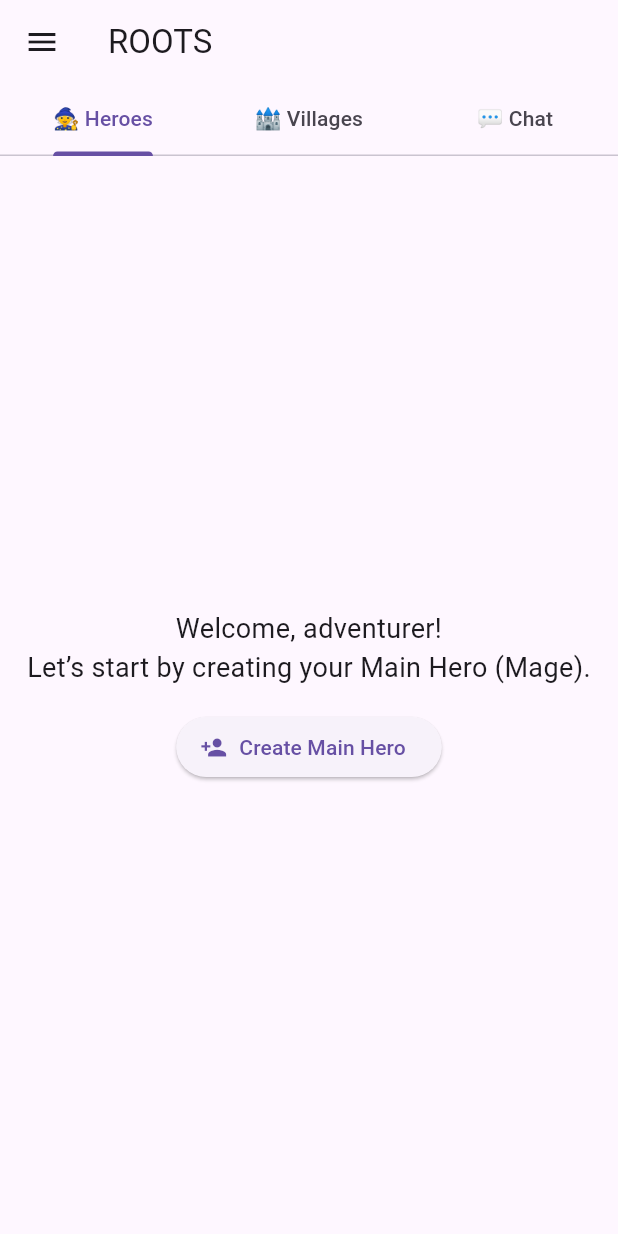
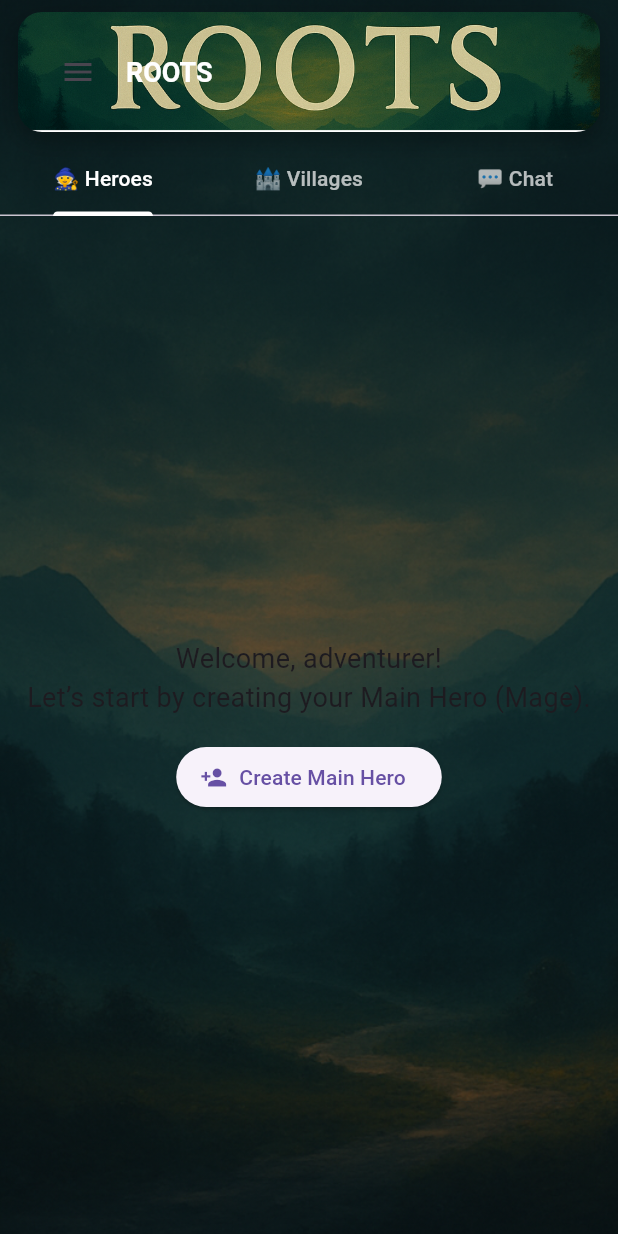
Before and after one commit to wolfgangkle/roots_app, a Flutter app: the MainHomeScreen screen opened by its route, on a phone screen of 412 x 824 dp. Run offline on Flutter 3.47's test engine with Material 3 defaults, Android fonts, the phone set to English and light mode, and no system bars; our stand-ins replace cloud_firestore, cloud_functions, firebase_auth, firebase_core, rxdart; accounts and stored records are empty.

Commit message:
floating banner implementation for all screen sizes

```diff
--- a/lib/screens/controllers/main_content_controller.dart
+++ b/lib/screens/controllers/main_content_controller.dart
@@ -2,6 +2,8 @@ import 'package:flutter/material.dart';
 import '../../modules/village/models/village_model.dart';
 import '../../modules/village/views/village_center_screen.dart';
 import '../../modules/profile/views/player_profile_screen.dart';
+import '../../screens/home/welcome_screen.dart'; // 👈 add this
+
 
 enum MainContentType {
   village,
@@ -33,6 +35,12 @@ class MainContentController extends ChangeNotifier {
     notifyListeners();
   }
 
+  void showWelcomeScreen() {
+    _currentContent = const WelcomeScreen();
+    _currentType = MainContentType.custom;
+    notifyListeners();
+  }
+
   void reset() {
     _currentContent = null;
     _currentType = null;
--- a/lib/screens/home/main_home_screen.dart
+++ b/lib/screens/home/main_home_screen.dart
@@ -1,3 +1,4 @@
+// lib/screens/home/main_home_screen.dart
 import 'package:flutter/material.dart';
 import 'package:provider/provider.dart';
 
@@ -6,11 +7,14 @@ import 'package:roots_app/modules/heroes/views/hero_panel.dart';
 import 'package:roots_app/screens/home/panels/main_content_panel.dart';
 import 'package:roots_app/screens/home/panels/navigation_drawer.dart';
 import 'package:roots_app/screens/controllers/main_content_controller.dart';
-import 'package:roots_app/screens/home/mobile_tab_scaffold.dart';
 import 'package:roots_app/modules/village/views/village_panel.dart';
 import 'package:roots_app/screens/home/panels/navigation_sidebar_panel.dart';
 import 'package:roots_app/screens/helpers/layout_helper.dart';
 import 'package:roots_app/modules/settings/models/user_settings_model.dart';
+import 'package:roots_app/screens/home/mobile_tab_scaffold.dart' show MobileTabScaffold;
+import 'package:roots_app/theme/app_style_manager.dart'; // for StyleManager/currentStyle
+import 'package:roots_app/theme/widgets/themed_floating_banner.dart'; // floating banner
+
 
 class MainHomeScreen extends StatelessWidget {
   const MainHomeScreen({super.key});
@@ -22,8 +26,8 @@ class MainHomeScreen extends StatelessWidget {
     final screenWidth = MediaQuery.of(context).size.width;
     final screenSize = LayoutHelper.getSizeCategory(screenWidth);
 
-    final showChat =
-        context.watch<UserSettingsModel>().showChatOverlay;
+    final showChat = context.watch<UserSettingsModel>().showChatOverlay;
+    final style = context.watch<StyleManager>().currentStyle; // 🎨 tokens
 
     switch (screenSize) {
       case ScreenSizeCategory.small:
@@ -31,18 +35,29 @@ class MainHomeScreen extends StatelessWidget {
         return const MobileTabScaffold();
 
       case ScreenSizeCategory.medium:
-      // 🟩 MEDIUM - 3-column layout with drawer
+      // 🟩 MEDIUM - 3-column layout with drawer + floating banner
         return Scaffold(
-          backgroundColor: Colors
-              .transparent, // 👈 allow our global background to shine
-          appBar: AppBar(
+          backgroundColor: Colors.transparent,
+          drawer: const NavigationDrawerPanel(),
+          body: Column(
+            children: [
+              // 🌫️ Floating panoramic banner card (with drawer button)
+              ThemedFloatingBanner(
                 title: const Text('ROOTS'),
-            backgroundColor: Colors
-                .transparent, // 👈 make the AppBar glassy later
-            elevation: 0,
+                heightOverride: style.banner.height,
+                leading: Builder(
+                  builder: (context) => IconButton(
+                    icon: const Icon(Icons.menu),
+                    onPressed: () => Scaffold.of(context).openDrawer(),
                   ),
-          drawer: NavigationDrawerPanel(),
-          body: Row(
+                ),
+                onTap: () {
+                contentController.showWelcomeScreen();
+              },
+              ),
+              // Main 3-column content
+              Expanded(
+                child: Row(
                   children: [
                     SizedBox(
                       width: 400,
@@ -62,24 +77,31 @@ class MainHomeScreen extends StatelessWidget {
                     ),
                   ],
                 ),
-          floatingActionButton: showChat
-              ? const ChatOverlay(usePositioned: false)
-              : null,
+              ),
+            ],
+          ),
+          // Keep your chat overlay FAB behavior for medium
+          floatingActionButton:
+          showChat ? const ChatOverlay(usePositioned: false) : null,
         );
 
       case ScreenSizeCategory.large:
-      // 🟥 LARGE - Full 4-column layout
+      // 🟥 LARGE - Full 4-column layout + floating banner
         return Scaffold(
-          backgroundColor: Colors
-              .transparent, // 👈 important for large screen too
-          appBar: AppBar(
-            title: const Text('ROOTS'),
           backgroundColor: Colors.transparent,
-            elevation: 0,
-          ),
           body: Stack(
             children: [
-              Positioned.fill(
+              // Layout column with floating banner on top
+              Column(
+                children: [
+                  ThemedFloatingBanner(
+                    title: const Text('ROOTS'),
+                    heightOverride: style.banner.height,
+                    onTap: () {
+                      contentController.showWelcomeScreen();
+                    },
+                  ),
+                  Expanded(
                     child: Row(
                       children: [
                         const NavigationSidebarPanel(),
@@ -103,8 +125,10 @@ class MainHomeScreen extends StatelessWidget {
                       ],
                     ),
                   ),
-              if (showChat)
-                const ChatOverlay(usePositioned: true),
+                ],
+              ),
+              // Positioned chat overlay for large
+              if (showChat) const ChatOverlay(usePositioned: true),
             ],
           ),
         );
--- a/lib/screens/home/mobile_tab_scaffold.dart
+++ b/lib/screens/home/mobile_tab_scaffold.dart
@@ -1,3 +1,4 @@
+// lib/screens/home/mobile_tab_scaffold.dart
 import 'package:flutter/material.dart';
 import 'package:provider/provider.dart';
 
@@ -8,6 +9,10 @@ import 'package:roots_app/modules/village/views/village_panel.dart';
 import 'package:roots_app/modules/village/views/village_center_screen.dart';
 import 'package:roots_app/screens/controllers/main_content_controller.dart';
 import 'package:roots_app/modules/profile/models/user_profile_model.dart';
+import 'package:roots_app/screens/home/welcome_screen.dart';
+
+import 'package:roots_app/theme/widgets/themed_floating_banner.dart';
+import 'package:roots_app/theme/app_style_manager.dart';
 
 class MobileTabScaffold extends StatefulWidget {
   const MobileTabScaffold({super.key});
@@ -29,22 +34,22 @@ class _MobileTabScaffoldState extends State<MobileTabScaffold>
   @override
   void initState() {
     super.initState();
-    _tabController =
-        TabController(length: _tabCount, vsync: this, initialIndex: 0);
+    _tabController = TabController(length: _tabCount, vsync: this, initialIndex: 0);
     _pageController = PageController(initialPage: 0);
   }
 
   void _recreateControllers({int initialIndex = 0}) {
     _tabController.dispose();
-    _tabController = TabController(
-        length: _tabCount, vsync: this, initialIndex: initialIndex);
+    _tabController = TabController(length: _tabCount, vsync: this, initialIndex: initialIndex);
     _pageController.jumpToPage(initialIndex);
+    setState(() {}); // ensure TabBar/PageView rebuild with new controller
   }
 
   void setDynamicTab({required String title, required Widget content}) {
     setState(() {
       _dynamicTabTitle = title;
       _dynamicTabContent = content;
+      // put user on the dynamic tab (leftmost) immediately
       _recreateControllers(initialIndex: 0);
     });
   }
@@ -53,6 +58,7 @@ class _MobileTabScaffoldState extends State<MobileTabScaffold>
     setState(() {
       _dynamicTabTitle = null;
       _dynamicTabContent = null;
+      // go back to first regular tab (Heroes)
       _recreateControllers(initialIndex: 0);
     });
   }
@@ -66,12 +72,11 @@ class _MobileTabScaffoldState extends State<MobileTabScaffold>
 
   @override
   Widget build(BuildContext context) {
-    final contentController = Provider.of<MainContentController>(context);
+    final contentController = Provider.of<MainContentController>(context); // used by HeroPanel
+    final style = context.watch<StyleManager>().currentStyle;
 
-    return Scaffold(
-      appBar: AppBar(
-        title: const Text('ROOTS'),
-        bottom: TabBar(
+    // Build TabBar — dynamic tab FIRST (leftmost), then the 3 regular tabs
+    final tabBar = TabBar(
       controller: _tabController,
       onTap: (index) {
         _pageController.animateToPage(
@@ -81,28 +86,61 @@ class _MobileTabScaffoldState extends State<MobileTabScaffold>
         );
       },
       tabs: [
-            if (_dynamicTabContent != null) Tab(text: _dynamicTabTitle),
+        if (_dynamicTabContent != null) Tab(text: _dynamicTabTitle), // 👈 leftmost
         const Tab(text: '🧙 Heroes'),
         const Tab(text: '🏰 Villages'),
         const Tab(text: '💬 Chat'),
       ],
-        ),
-      ),
+    );
+
+    return Scaffold(
+      backgroundColor: Colors.transparent,
       drawer: Consumer<UserProfileModel>(
         builder: (context, profile, _) {
           return NavigationDrawerPanel(onSelectDynamicTab: setDynamicTab);
         },
       ),
-      body: PageView(
+      body: Column(
+        children: [
+          // Floating panoramic banner (with burger)
+          ThemedFloatingBanner(
+            title: const Text('ROOTS'),
+            heightOverride: style.banner.height,
+            leading: Builder(
+              builder: (context) => IconButton(
+                icon: const Icon(Icons.menu),
+                onPressed: () => Scaffold.of(context).openDrawer(),
+              ),
+            ),
+            onTap: () {
+              // Replace/activate dynamic tab with Welcome and switch to it (index 0)
+              setDynamicTab(title: 'Welcome', content: const WelcomeScreen());
+            },
+          ),
+
+          // Tab bar under the floating banner
+          Theme(
+            data: Theme.of(context).copyWith(
+              tabBarTheme: TabBarTheme(
+                labelColor: style.textOnGlass.primary,
+                unselectedLabelColor: style.textOnGlass.subtle,
+                indicatorColor: style.textOnGlass.primary,
+              ),
+            ),
+            child: tabBar,
+          ),
+
+          // Pages — order MUST match TabBar (dynamic first if present)
+          Expanded(
+            child: PageView(
               controller: _pageController,
-        onPageChanged: (index) {
-          _tabController.animateTo(index);
-        },
+              onPageChanged: (index) => _tabController.animateTo(index),
               children: [
-          if (_dynamicTabContent != null) _dynamicTabContent!,
+                if (_dynamicTabContent != null) _dynamicTabContent!, // 👈 index 0
                 HeroPanel(controller: contentController),
                 VillagePanel(
                   onVillageTap: (village) {
+                    // On mobile: push full-screen detail (keeps mobile UX snappy)
                     Navigator.of(context).push(
                       MaterialPageRoute(
                         builder: (_) => VillageCenterScreen(villageId: village.id),
@@ -116,6 +154,9 @@ class _MobileTabScaffoldState extends State<MobileTabScaffold>
                 ),
               ],
             ),
+          ),
+        ],
+      ),
     );
   }
 }
--- a/lib/theme/dark_forge.dart
+++ b/lib/theme/dark_forge.dart
@@ -9,17 +9,31 @@ const darkForge = AppStyleTokens(
     showBorder: false,
     cornerGap: 16,
   ),
+
   background: BackgroundTokens(
-    assetPath: 'assets/images/backgrounds/roots_global_background.png',
+    assetPath: 'assets/images/backgrounds/bg_dark_forge.png',
     blurSigma: 26,
     darken: 0.36,
     lightenAdd: 0.0,
   ),
+
+  banner: BannerTokens(
+    assetPath: 'assets/images/backgrounds/banner_dark_forge.png',
+    height: 80,
+    blurSigma: 0,
+    darken: 0,
+    lightenAdd: 0,
+    fit: BoxFit.cover,
+    alignment: Alignment.center,
+    padding: EdgeInsets.symmetric(horizontal: 16),
+  ),
+
   textOnGlass: TextOnGlassTokens(
     primary: Colors.white,
     secondary: Colors.white,
     subtle: Colors.white70,
   ),
+
   radius: RadiusTokens(card: 14),
   buttons: ButtonTokens(
     primaryBg: Color(0xFF1B4332),
@@ -28,8 +42,8 @@ const darkForge = AppStyleTokens(
     subduedFg: Colors.white,
     dangerBg: Color(0xFFD1495B),
     dangerFg: Colors.white,
-    fontSize: 16.0,                      // slightly larger text in this theme
+    fontSize: 16.0, // slightly larger text in this theme
     padding: EdgeInsets.symmetric(horizontal: 20, vertical: 14), // bigger buttons
-    borderRadius: 20.0,                  // more rounded corners for this theme
+    borderRadius: 20.0, // more rounded corners for this theme
   ),
 );
--- a/lib/theme/iron_keep.dart
+++ b/lib/theme/iron_keep.dart
@@ -17,10 +17,21 @@ const ironKeep = AppStyleTokens(
   ),
 
   background: BackgroundTokens(
-    assetPath: 'assets/images/backgrounds/roots_global_background.png',
+    assetPath: 'assets/images/backgrounds/bg_iron_keep.png',
     blurSigma: 0,
     darken: 0.18,
     lightenAdd: 0.06,
+  ),
+
+  banner: BannerTokens(
+    assetPath: 'assets/images/backgrounds/banner_iron_keep.png',
+    height: 80,
+    blurSigma: 0, // very light blur, mostly solid
+    darken: 0,
+    lightenAdd: 0,
+    fit: BoxFit.cover,
+    alignment: Alignment.center,
+    padding: EdgeInsets.symmetric(horizontal: 16),
   ),
 
   // “Brown ink” text on parchment
--- a/lib/theme/silver_grove.dart
+++ b/lib/theme/silver_grove.dart
@@ -11,10 +11,21 @@ const silverGrove = AppStyleTokens(
   ),
 
   background: BackgroundTokens(
-    assetPath: 'assets/images/backgrounds/roots_global_background.png',
+    assetPath: 'assets/images/backgrounds/bg_silver_grove.png',
     blurSigma: 24,
     darken: 0.12,
     lightenAdd: 0.1,
+  ),
+
+  banner: BannerTokens(
+    assetPath: 'assets/images/backgrounds/banner_silver_grove.png',
+    height: 80,
+    blurSigma: 0, // strong airy blur
+    darken: 0,  // very subtle dark overlay
+    lightenAdd: 0, // keep it bright
+    fit: BoxFit.cover,
+    alignment: Alignment.center,
+    padding: EdgeInsets.symmetric(horizontal: 16),
   ),
 
   // Full-contrast text for better readability on glass
--- a/lib/theme/tokens.dart
+++ b/lib/theme/tokens.dart
@@ -13,9 +13,9 @@ class ButtonTokens {
   final Color dangerBg;
   final Color dangerFg;
 
-  final double fontSize;      // NEW → text size per theme
-  final EdgeInsets padding;   // NEW → button padding per theme
-  final double borderRadius;  // NEW → corner radius per theme
+  final double fontSize;      // text size per theme
+  final EdgeInsets padding;   // button padding per theme
+  final double borderRadius;  // corner radius per theme
 
   const ButtonTokens({
     required this.primaryBg,
@@ -29,8 +29,6 @@ class ButtonTokens {
     this.borderRadius = 12.0,
   });
 }
-
-
 
 class GlassTokens {
   // Existing
@@ -86,6 +84,44 @@ class BackgroundTokens {
   });
 }
 
+/// NEW: Top banner / app bar visual config (theme-driven)
+class BannerTokens {
+  /// Optional banner image. If null, shows glass/solid surface only.
+  final String? assetPath;
+
+  /// Total bar height (content area, SafeArea inset is added by the widget).
+  final double height;
+
+  /// Extra blur to apply in the bar (independent of global background).
+  final double blurSigma;
+
+  /// Darken overlay (0–1) for contrast.
+  final double darken;
+
+  /// Lighten pre-overlay (0–1) for a subtle lift.
+  final double lightenAdd;
+
+  /// How to draw the banner asset.
+  final BoxFit fit;
+
+  /// Asset alignment in the bar.
+  final Alignment alignment;
+
+  /// Default padding for title/actions inside the bar.
+  final EdgeInsets padding;
+
+  const BannerTokens({
+    this.assetPath,
+    this.height = kToolbarHeight,
+    this.blurSigma = 14,
+    this.darken = 0.18,
+    this.lightenAdd = 0.0,
+    this.fit = BoxFit.cover,
+    this.alignment = Alignment.center,
+    this.padding = const EdgeInsets.symmetric(horizontal: 12),
+  });
+}
+
 class TextOnGlassTokens {
   final Color primary;
   final Color secondary;
@@ -121,16 +157,18 @@ class RadiusTokens {
 class AppStyleTokens {
   final GlassTokens glass;
   final BackgroundTokens background;
+  final BannerTokens banner;            // 👈 NEW: per-theme top bar/banner
   final TextOnGlassTokens textOnGlass;
   final RadiusTokens radius;
   final ButtonTokens buttons;
 
-  // NEW (optional bundle-level component defaults)
+  // Optional bundle-level component defaults
   final CardTokens card;
 
   const AppStyleTokens({
     required this.glass,
     required this.background,
+    required this.banner,       // 👈 NEW: required in constructor
     required this.textOnGlass,
     required this.radius,
     required this.buttons,
--- /dev/null
+++ b/lib/theme/widgets/themed_floating_banner.dart
@@ -0,0 +1,91 @@
+// lib/theme/widgets/themed_floating_banner.dart
+import 'package:flutter/material.dart';
+import 'package:provider/provider.dart';
+import 'package:roots_app/theme/app_style_manager.dart';
+import 'package:roots_app/theme/widgets/themed_top_bar.dart';
+
+/// Shows ThemedTopBar as a floating panoramic card with rounded corners,
+/// outer margins, optional actions/leading, and an optional onTap.
+class ThemedFloatingBanner extends StatelessWidget {
+  final Widget? title;
+  final List<Widget>? actions;
+  final Widget? leading;
+  final PreferredSizeWidget? bottom;
+  final double? heightOverride;
+  final bool centerTitle;
+  final EdgeInsets margin;
+  final double borderRadius;
+  final VoidCallback? onTap;
+
+  const ThemedFloatingBanner({
+    super.key,
+    this.title,
+    this.actions,
+    this.leading,
+    this.bottom,
+    this.heightOverride,
+    this.centerTitle = false,
+    this.margin = const EdgeInsets.symmetric(horizontal: 12, vertical: 8),
+    this.borderRadius = 16,
+    this.onTap,
+  });
+
+  @override
+  Widget build(BuildContext context) {
+    final style = context.watch<StyleManager>().currentStyle;
+    final h = heightOverride ?? style.banner.height;
+    final bottomH = bottom?.preferredSize.height ?? 0;
+    final totalH = h + bottomH;
+
+    return Padding(
+      padding: margin,
+      child: SizedBox(
+        height: totalH,
+        width: double.infinity,
+        child: Stack(
+          children: [
+            // Soft shadow behind the rounded card
+            Positioned.fill(
+              child: DecoratedBox(
+                decoration: BoxDecoration(
+                  // Transparent fill + shadow → gives a floating look
+                  color: Colors.transparent,
+                  borderRadius: BorderRadius.circular(borderRadius),
+                  boxShadow: [
+                    BoxShadow(
+                      color: Colors.black.withValues(alpha: 0.25),
+                      blurRadius: 12,
+                      offset: const Offset(0, 6),
+                    ),
+                  ],
+                ),
+              ),
+            ),
+            // Rounded clipping + clickable surface
+            ClipRRect(
+              borderRadius: BorderRadius.circular(borderRadius),
+              child: Material(
+                color: Colors.transparent,
+                child: InkWell(
+                  onTap: onTap,
+                  // If you want a ripple inside the banner image:
+                  splashColor: Colors.white.withValues(alpha: 0.06),
+                  highlightColor: Colors.white.withValues(alpha: 0.02),
+                  child: ThemedTopBar(
+                    title: title,
+                    actions: actions,
+                    leading: leading,
+                    bottom: bottom,
+                    centerTitle: centerTitle,
+                    heightOverride: h,
+                    safeAreaTop: false, // we’re already floating inside the body
+                  ),
+                ),
+              ),
+            ),
+          ],
+        ),
+      ),
+    );
+  }
+}
--- /dev/null
+++ b/lib/theme/widgets/themed_top_bar.dart
@@ -0,0 +1,117 @@
+// lib/theme/widgets/themed_top_bar.dart
+import 'dart:ui';
+import 'package:flutter/material.dart';
+import 'package:flutter/services.dart';
+import 'package:provider/provider.dart';
+import 'package:roots_app/theme/app_style_manager.dart';
+
+class ThemedTopBar extends StatelessWidget implements PreferredSizeWidget {
+  final Widget? title;
+  final List<Widget>? actions;
+  final Widget? leading;
+  final double? heightOverride;
+  final bool centerTitle;
+
+  /// Supports TabBar or any PreferredSizeWidget below the title row
+  final PreferredSizeWidget? bottom;
+
+  /// NEW: allow disabling the internal SafeArea when used as a floating card
+  final bool safeAreaTop;
+
+  const ThemedTopBar({
+    super.key,
+    this.title,
+    this.actions,
+    this.leading,
+    this.heightOverride,
+    this.centerTitle = false,
+    this.bottom,
+    this.safeAreaTop = true, // NEW
+  });
+
+  @override
+  Size get preferredSize {
+    // AppBar height (excludes status bar); Scaffold will position body below this
+    final base = heightOverride ?? kToolbarHeight;
+    final bottomH = bottom?.preferredSize.height ?? 0;
+    return Size.fromHeight(base + bottomH);
+  }
+
+  @override
+  Widget build(BuildContext context) {
+    final style = context.watch<StyleManager>().currentStyle;
+    final b = style.banner;
+    final h = heightOverride ?? b.height;
+    final bottomH = bottom?.preferredSize.height ?? 0;
+
+    // Status bar icon color based on title color
+    final isLightText = style.textOnGlass.primary.computeLuminance() < 0.5;
+    final overlay =
+    isLightText ? SystemUiOverlayStyle.light : SystemUiOverlayStyle.dark;
+
+    // Inner content (without SafeArea) so we can optionally wrap it
+    final inner = AnnotatedRegion<SystemUiOverlayStyle>(
+      value: overlay,
+      child: Column(
+        mainAxisSize: MainAxisSize.min,
+        children: [
+          SizedBox(
+            height: h,
+            child: Padding(
+              padding: b.padding,
+              child: Row(
+                children: [
+                  if (leading != null) leading!,
+                  if (leading != null) const SizedBox(width: 8),
+                  Expanded(
+                    child: DefaultTextStyle(
+                      style: TextStyle(
+                        color: style.textOnGlass.primary,
+                        fontSize: 18,
+                        fontWeight: FontWeight.w600,
+                      ),
+                      child: centerTitle
+                          ? Center(child: title ?? const SizedBox())
+                          : (title ?? const SizedBox()),
+                    ),
+                  ),
+                  if (actions != null) ...actions!,
+                ],
+              ),
+            ),
+          ),
+          if (bottom != null) bottom!,
+        ],
+      ),
+    );
+
+    return SizedBox(
+      // 👇 Match preferredSize exactly: no status-bar padding here
+      height: h + bottomH,
+      // Constrain blur to the bar rectangle
+      child: ClipRect(
+        child: Stack(
+          fit: StackFit.expand,
+          children: [
+            if (b.assetPath != null)
+              Image.asset(b.assetPath!, fit: b.fit, alignment: b.alignment),
+
+            if (b.blurSigma > 0)
+              BackdropFilter(
+                filter: ImageFilter.blur(sigmaX: b.blurSigma, sigmaY: b.blurSigma),
+                child: const SizedBox.expand(),
+              ),
+
+            if (b.lightenAdd > 0)
+              Container(color: Colors.white.withValues(alpha: b.lightenAdd)),
+            if (b.darken > 0)
+              Container(color: Colors.black.withValues(alpha: b.darken)),
+
+            // 👉 Apply SafeArea only when we're not in "floating" mode
+            safeAreaTop ? SafeArea(bottom: false, child: inner) : inner,
+          ],
+        ),
+      ),
+    );
+  }
+}
--- a/pubspec.yaml
+++ b/pubspec.yaml
@@ -35,7 +35,7 @@ dev_dependencies:
 flutter:
   uses-material-design: true
   assets:
-    - assets/images/backgrounds/roots_global_background.png
+    - assets/images/backgrounds/
 
   fonts:
     - family: Inter
```
Also changed, not shown: assets/images/backgrounds/banner_dark_forge.png (added), assets/images/backgrounds/banner_iron_keep.png (added), assets/images/backgrounds/banner_silver_grove.png (added), assets/images/backgrounds/bg_dark_forge.png (renamed from assets/images/backgrounds/roots_global_background.png), assets/images/backgrounds/bg_iron_keep.png (added), assets/images/backgrounds/bg_silver_grove.png (added). Lines whose indentation alone changed are shown as unchanged.
